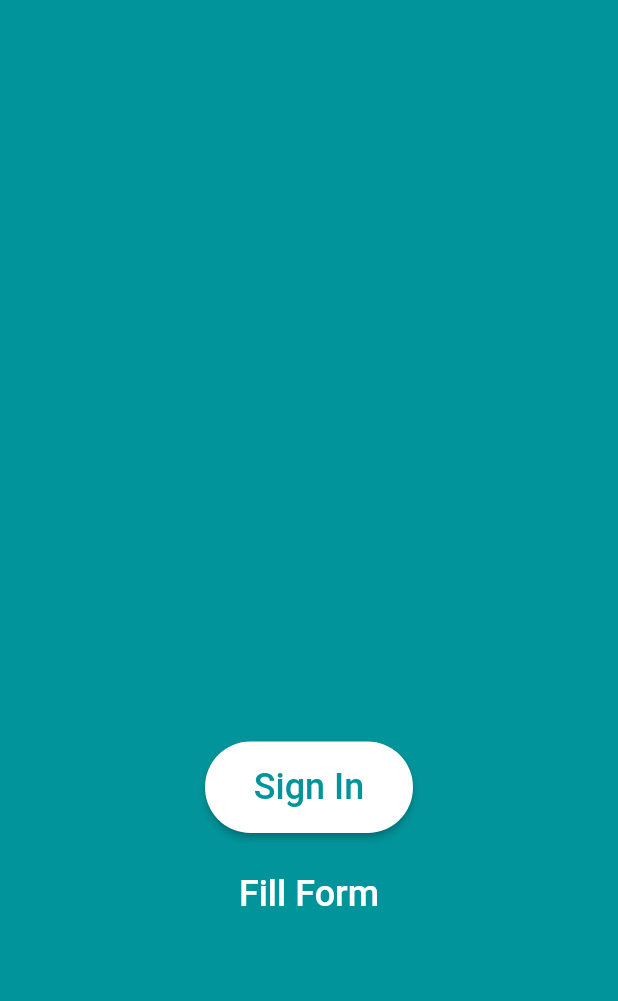
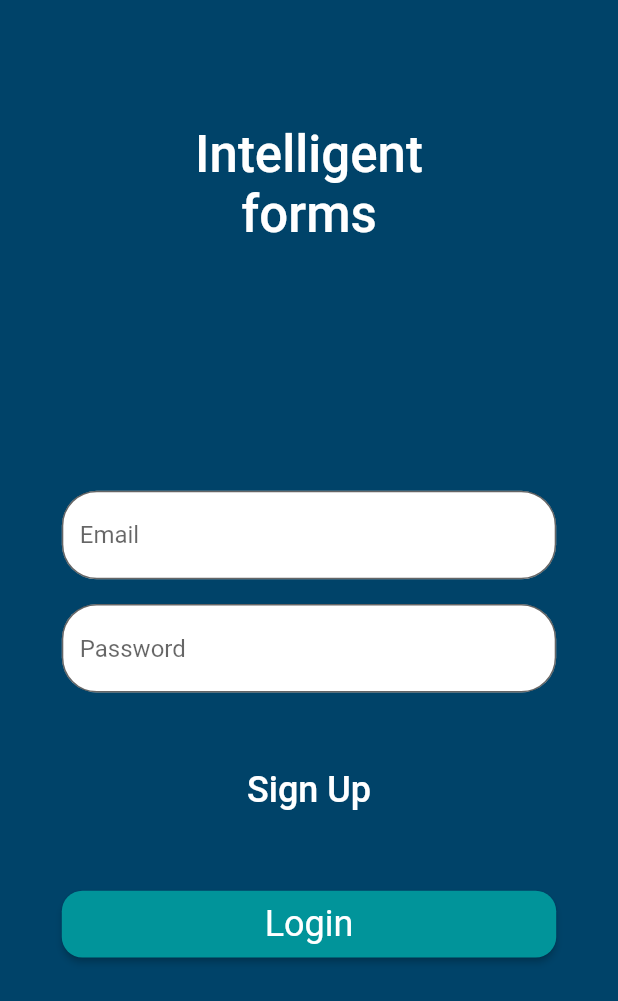
Before and after one commit to Lemmy01/InteligentForm, a Flutter app: the screen it shows after launch, after a tap on "Sign In", on a phone screen of 412 x 824 dp. Shown: the top 1001 px of the screen. Run offline on Flutter 3.47's test engine with Material 2 defaults, Android fonts, the light colour scheme and no system bars; our stand-ins replace bloc, device_preview, equatable, firebase_core, sizer; accounts and stored records are empty.

Commit message:
feat : login_page ui

```diff
--- /dev/null
+++ b/lib/core/constants/app_string_constants.dart
@@ -0,0 +1,13 @@
+class AppStringContants {
+  static const String signIn = 'Sign In';
+  static const String fillForm = 'Fill Form';
+  static const String intelligent = 'Intelligent';
+  static const String forms = 'forms';
+
+  static const String email = 'Email';
+  static const String password = 'Password';
+
+  static const String signUp = 'Sign Up';
+
+  static const String login = 'Login';
+}
--- /dev/null
+++ b/lib/core/shared_widgets/my_text_button.dart
@@ -0,0 +1,26 @@
+import 'package:flutter/material.dart';
+
+class MyTextButton extends StatelessWidget {
+  const MyTextButton({
+    super.key,
+    required this.text,
+    required this.onPressed,
+  });
+
+  final String text;
+  final VoidCallback onPressed;
+
+  @override
+  Widget build(BuildContext context) {
+    return MaterialButton(
+      onPressed: onPressed,
+      child: Text(
+        text,
+        style: Theme.of(context).textTheme.headlineSmall!.copyWith(
+              color: Theme.of(context).colorScheme.onPrimary,
+              fontWeight: FontWeight.w500,
+            ),
+      ),
+    );
+  }
+}
--- /dev/null
+++ b/lib/features/sign_up/presentation/pages/home_page/widgets/fill_form_button.dart
@@ -0,0 +1,20 @@
+import 'package:flutter/material.dart';
+
+import '../../../../../../core/constants/app_string_constants.dart';
+import '../../../../../../core/shared_widgets/my_text_button.dart';
+
+class FillFormButton extends StatelessWidget {
+  const FillFormButton({
+    super.key,
+  });
+
+  @override
+  Widget build(BuildContext context) {
+    return MyTextButton(
+      text: AppStringContants.fillForm,
+      onPressed: () {
+        //TODO George Luta : navigate to fill form page
+      },
+    );
+  }
+}
--- a/lib/features/sign_up/presentation/pages/home_page/widgets/home_page_body.dart
+++ b/lib/features/sign_up/presentation/pages/home_page/widgets/home_page_body.dart
@@ -1,13 +1,15 @@
 import 'package:flutter/material.dart';
+import 'package:inteligent_forms/features/sign_up/presentation/pages/home_page/widgets/sign_in_button.dart';
 import 'package:sizer/sizer.dart';
+
+import 'fill_form_button.dart';
 
 class HomePageBody extends StatelessWidget {
   const HomePageBody({super.key});
 
   @override
   Widget build(BuildContext context) {
-    return SafeArea(
-      child: DecoratedBox(
+    return DecoratedBox(
       decoration: BoxDecoration(
         color: Theme.of(context).colorScheme.primary,
       ),
@@ -20,40 +22,12 @@ class HomePageBody extends StatelessWidget {
           SizedBox(
             height: 60.h,
           ),
-            MaterialButton(
-              shape: RoundedRectangleBorder(
-                borderRadius: BorderRadius.circular(22.sp),
-              ),
-              onPressed: () {},
-              color: Theme.of(context).colorScheme.onPrimary,
-              //TODO George Luta : 2 configure make button rounded
-              child: Padding(
-                padding: EdgeInsets.all(12.sp),
-                child: Text(
-                  'Sign In',
-                  style: TextStyle(
-                    color: Theme.of(context).colorScheme.primary,
-                    fontSize:
-                        Theme.of(context).textTheme.headlineSmall!.fontSize,
-                  ),
-                ),
-              ),
-            ),
+          const SignInButton(),
           SizedBox(
             height: 2.h,
           ),
-            MaterialButton(
-              onPressed: () {},
-              child: Text(
-                'Fill Form',
-                style: Theme.of(context).textTheme.headlineSmall!.copyWith(
-                      color: Theme.of(context).colorScheme.onPrimary,
-                      fontWeight: FontWeight.w500,
-                    ),
-              ),
-            ),
+          const FillFormButton(),
         ],
-        ),
       ),
     );
   }
--- /dev/null
+++ b/lib/features/sign_up/presentation/pages/home_page/widgets/sign_in_button.dart
@@ -0,0 +1,39 @@
+import 'package:flutter/material.dart';
+import 'package:inteligent_forms/features/sign_up/presentation/pages/login_page/login_page.dart';
+import 'package:sizer/sizer.dart';
+
+import '../../../../../../core/constants/app_string_constants.dart';
+
+class SignInButton extends StatelessWidget {
+  const SignInButton({
+    super.key,
+  });
+
+  @override
+  Widget build(BuildContext context) {
+    return MaterialButton(
+      shape: RoundedRectangleBorder(
+        borderRadius: BorderRadius.circular(22.sp),
+      ),
+      onPressed: () {
+        Navigator.push(
+          context,
+          MaterialPageRoute(
+            builder: (context) => const LoginPage(),
+          ),
+        );
+      },
+      color: Theme.of(context).colorScheme.onPrimary,
+      child: Padding(
+        padding: EdgeInsets.all(12.sp),
+        child: Text(
+          AppStringContants.signIn,
+          style: TextStyle(
+            color: Theme.of(context).colorScheme.primary,
+            fontSize: Theme.of(context).textTheme.headlineSmall!.fontSize,
+          ),
+        ),
+      ),
+    );
+  }
+}
--- a/lib/features/sign_up/presentation/pages/login_page/login_page.dart
+++ b/lib/features/sign_up/presentation/pages/login_page/login_page.dart
@@ -1,12 +1,14 @@
 import 'package:flutter/material.dart';
+import 'package:inteligent_forms/features/sign_up/presentation/pages/login_page/widgets/login_page_body.dart';
 
 class LoginPage extends StatelessWidget {
   const LoginPage({super.key});
 
   @override
   Widget build(BuildContext context) {
-    return const Scaffold(
-      body: Placeholder(),
+    return Scaffold(
+      backgroundColor: Theme.of(context).colorScheme.secondary,
+      body: const LoginPageBody(),
     );
   }
 }
--- /dev/null
+++ b/lib/features/sign_up/presentation/pages/login_page/widgets/login_page_body.dart
@@ -0,0 +1,112 @@
+import 'package:flutter/material.dart';
+import 'package:inteligent_forms/core/constants/app_string_constants.dart';
+import 'package:inteligent_forms/core/shared_widgets/my_text_button.dart';
+import 'package:sizer/sizer.dart';
+
+class LoginPageBody extends StatelessWidget {
+  const LoginPageBody({super.key});
+
+  @override
+  Widget build(BuildContext context) {
+    return SingleChildScrollView(
+      child: Column(
+        children: [
+          const SizedBox(
+            width: double.infinity,
+          ),
+          SizedBox(
+            height: 10.h,
+          ),
+          Text(
+            '${AppStringContants.intelligent}\n${AppStringContants.forms}',
+            textAlign: TextAlign.center,
+            style: Theme.of(context).textTheme.headlineMedium!.copyWith(
+                  color: Theme.of(context).colorScheme.onPrimary,
+                  fontWeight: FontWeight.w500,
+                ),
+          ),
+          SizedBox(
+            height: 20.h,
+          ),
+          SizedBox(
+            width: 80.w,
+            child: TextFormField(
+              decoration: InputDecoration(
+                border: OutlineInputBorder(
+                  borderRadius: BorderRadius.circular(17.sp),
+                ),
+                hintText: AppStringContants.email,
+                fillColor: Theme.of(context).colorScheme.onPrimary,
+                filled: true,
+              ),
+            ),
+          ),
+          SizedBox(
+            height: 2.h,
+          ),
+          SizedBox(
+            width: 80.w,
+            child: TextFormField(
+              decoration: InputDecoration(
+                border: OutlineInputBorder(
+                  borderRadius: BorderRadius.circular(17.sp),
+                ),
+                hintText: AppStringContants.password,
+                fillColor: Theme.of(context).colorScheme.onPrimary,
+                filled: true,
+              ),
+            ),
+          ),
+          SizedBox(
+            height: 5.h,
+          ),
+          MyTextButton(
+            text: AppStringContants.signUp,
+            onPressed: () {},
+          ),
+          SizedBox(
+            height: 5.h,
+          ),
+          MyButton(
+            text: AppStringContants.login,
+            onPressed: () {
+              //TODO George Luta : login logic
+            },
+          ),
+        ],
+      ),
+    );
+  }
+}
+
+class MyButton extends StatelessWidget {
+  const MyButton({
+    super.key,
+    required this.text,
+    required this.onPressed,
+  });
+
+  final String text;
+  final VoidCallback onPressed;
+
+  @override
+  Widget build(BuildContext context) {
+    return MaterialButton(
+      onPressed: onPressed,
+      minWidth: 80.w,
+      padding: EdgeInsets.symmetric(
+        vertical: 1.h,
+      ),
+      color: Theme.of(context).colorScheme.primary,
+      shape: RoundedRectangleBorder(
+        borderRadius: BorderRadius.circular(10.sp),
+      ),
+      child: Text(
+        text,
+        style: Theme.of(context).textTheme.headlineSmall!.copyWith(
+              color: Theme.of(context).colorScheme.onPrimary,
+            ),
+      ),
+    );
+  }
+}
--- a/lib/main.dart
+++ b/lib/main.dart
@@ -36,6 +36,7 @@ class InteligentFrormsApp extends StatelessWidget {
           primarySwatch: Colors.teal,
         ).copyWith(
           primary: const Color(0XFF01949A),
+          secondary: const Color(0XFF004369),
         ),
       ),
       home: const HomePage(),
--- a/pubspec.yaml
+++ b/pubspec.yaml
@@ -37,6 +37,7 @@ dependencies:
   firebase_core: ^2.7.0
   flutter:
     sdk: flutter
+  linter: ^1.30.0
   sizer: ^2.0.15
 
 dev_dependencies:
```
Also changed, not shown: pubspec.lock. Lines whose indentation alone changed are shown as unchanged.
